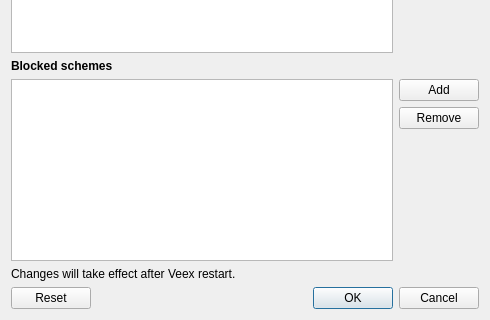
osza-tools/osza-browser, file src/lib/preferences/schememanager.ui: the form before one commit; both pictures show x 0 to 490 and y 179 to 499 of the 490 by 499 pixel window.
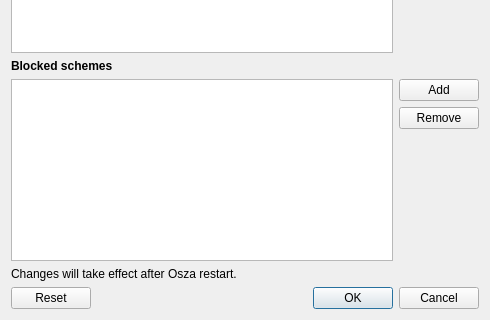
The form after the commit.

Commit message: feat!: complete rebrand from Veex to Osza (osza-browser)

Patch:
```diff
--- a/src/lib/preferences/schememanager.ui
+++ b/src/lib/preferences/schememanager.ui
@@ -144,7 +144,7 @@
    <item>
     <widget class="QLabel" name="label_4">
      <property name="text">
-      <string>Changes will take effect after Veex restart.</string>
+      <string>Changes will take effect after Osza restart.</string>
      </property>
     </widget>
    </item>
```
The commit also changes 2318 other files.
